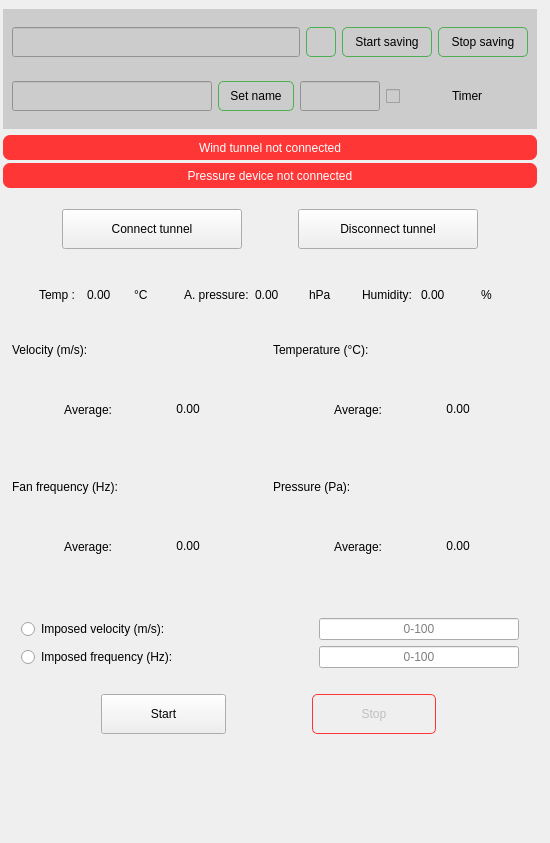
The window that Qt_files/wind_tunnel_Info_view.ui (nirow1/Lisbon_wind_tunnel) describes before a commit, drawn with Qt 5.
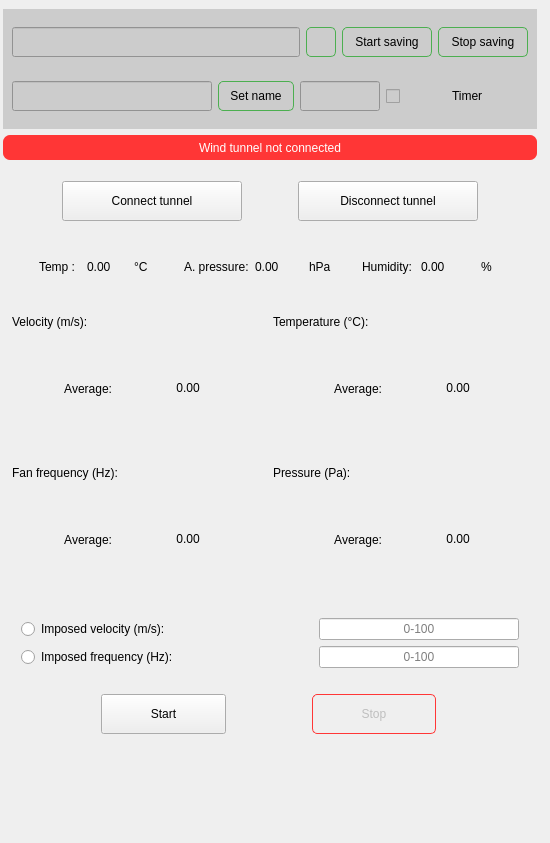
The same window after the commit. Custom widgets are drawn as their Qt base class.

Commit message:
feat: - add driver 2d plc controller to traverser view - add not connected messages to all views
refactor:
- change naming of drivers
- add todos

```diff
--- a/Qt_files/wind_tunnel_Info_view.ui
+++ b/Qt_files/wind_tunnel_Info_view.ui
@@ -381,28 +381,6 @@
            </property>
           </widget>
          </item>
-         <item>
-          <widget class="QLabel" name="reserved_error_lbl">
-           <property name="minimumSize">
-            <size>
-             <width>0</width>
-             <height>25</height>
-            </size>
-           </property>
-           <property name="maximumSize">
-            <size>
-             <width>16777215</width>
-             <height>25</height>
-            </size>
-           </property>
-           <property name="text">
-            <string>Pressure device not connected</string>
-           </property>
-           <property name="alignment">
-            <set>Qt::AlignmentFlag::AlignCenter</set>
-           </property>
-          </widget>
-         </item>
         </layout>
        </widget>
       </item>
```
The commit also changes 17 other files.
